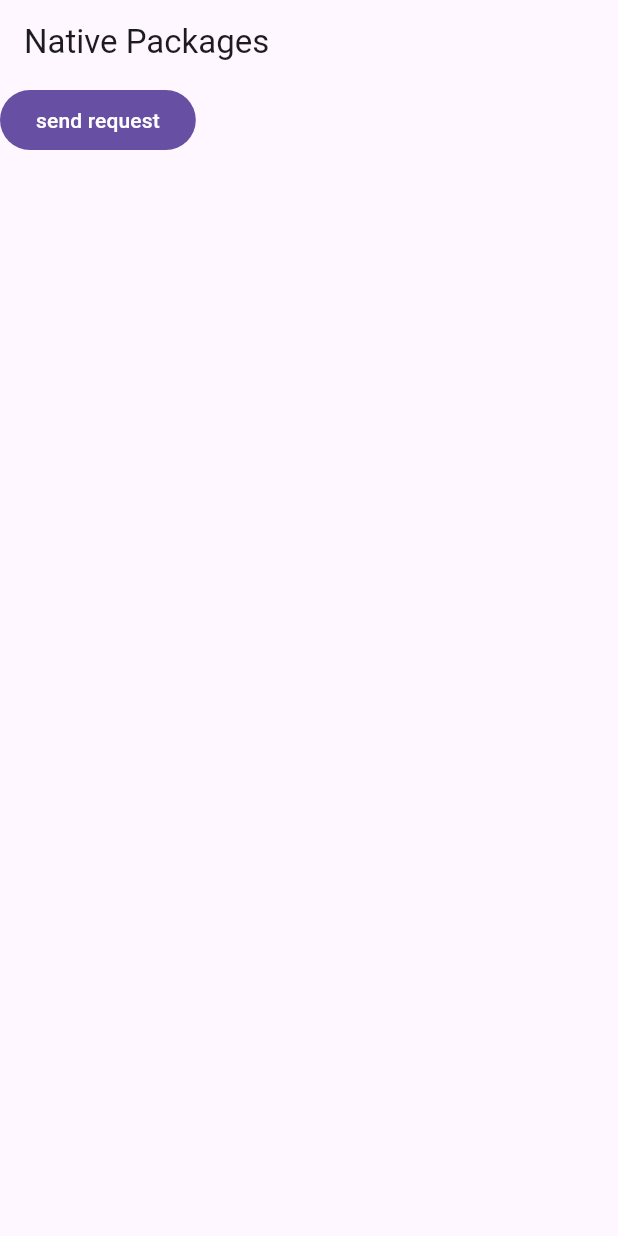
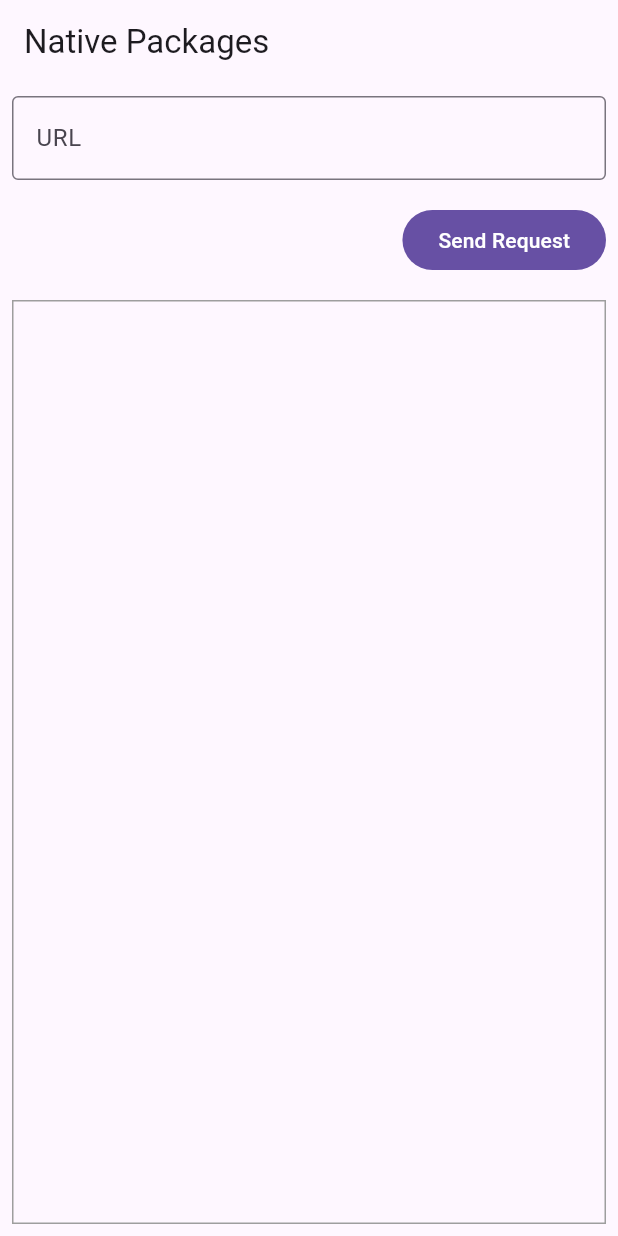
Before and after one commit to useSniFox/flucurl, a Flutter app: the screen it shows after launch, on a phone screen of 412 x 824 dp. Run offline on Flutter 3.47's test engine with Material 3 defaults, Android fonts, the phone set to English and light mode, and no system bars; our stand-ins replace dio; missing offline and left inert: dart:ffi; statements that could not run were skipped.

Commit message:
add example

```diff
--- a/example/lib/main.dart
+++ b/example/lib/main.dart
@@ -1,4 +1,5 @@
-import 'package:flucurl/flucurl.dart';
+import 'package:dio/dio.dart';
+import 'package:flucurl/flucurl_dio.dart';
 import 'package:flutter/material.dart';
 
 void main() {
@@ -14,6 +15,12 @@ class MyApp extends StatefulWidget {
 }
 
 class _MyAppState extends State<MyApp> {
+  var url = '';
+
+  Response? response;
+
+  bool loading = false;
+
   @override
   Widget build(BuildContext context) {
     return MaterialApp(
@@ -21,11 +28,75 @@ class _MyAppState extends State<MyApp> {
         appBar: AppBar(
           title: const Text('Native Packages'),
         ),
-        body: FilledButton(onPressed: (){
-          print('clicked');
-          Flucurl().test();
-        }, child: Text('send request')),
+        body: Padding(
+          padding: EdgeInsets.all(8),
+          child: Column(
+            children: [
+              TextField(
+                decoration: const InputDecoration(
+                  labelText: 'URL',
+                  border: OutlineInputBorder(),
+                ),
+                onChanged: (value) {
+                  setState(() {
+                    url = value;
+                  });
+                },
+              ),
+              const SizedBox(height: 16),
+              Align(
+                alignment: Alignment.centerRight,
+                child: FilledButton(
+                  onPressed: () async {
+                    if (url.isEmpty || loading) {
+                      return;
+                    }
+                    setState(() {
+                      loading = true;
+                    });
+                    var dio = FlucurlDio();
+                    response = await dio.get(url);
+                    setState(() {
+                      loading = false;
+                    });
+                  },
+                  child: loading
+                      ? SizedBox(
+                          width: 16,
+                          height: 16,
+                          child: CircularProgressIndicator(),
+                        )
+                      : Text('Send Request'),
+                ),
+              ),
+              const SizedBox(height: 16),
+              Expanded(
+                child: Container(
+                  width: double.infinity,
+                  decoration: BoxDecoration(
+                    border: Border.all(color: Colors.grey),
+                  ),
+                  child: SingleChildScrollView(
+                    child: buildResponse(),
+                  ),
+                ),
+              )
+            ],
+          ),
+        ),
       ),
     );
   }
+
+  Widget buildResponse() {
+    if (response == null) {
+      return const SizedBox();
+    } else {
+      return Column(
+        children: [
+          Text("Status Code: ${response!.statusCode}"),
+        ],
+      );
+    }
+  }
 }
--- a/example/pubspec.yaml
+++ b/example/pubspec.yaml
@@ -39,9 +39,7 @@ dependencies:
     # the parent directory to use the current plugin's version.
     path: ../
 
-  # The following adds the Cupertino Icons font to your application.
-  # Use with the CupertinoIcons class for iOS style icons.
-  cupertino_icons: ^1.0.8
+  dio: any
 
 dev_dependencies:
   flutter_test:
--- a/lib/flucurl.dart
+++ b/lib/flucurl.dart
@@ -3,7 +3,7 @@ import 'package:flucurl/src/binding.dart';
 export 'src/types.dart';
 export 'src/client.dart';
 
-class Flucurl {
+abstract class Flucurl {
   static init() {
     bindings.init();
   }
```
Also changed, not shown: lib/flucurl_dio.dart (+14 -0 lines), example/pubspec.lock.
